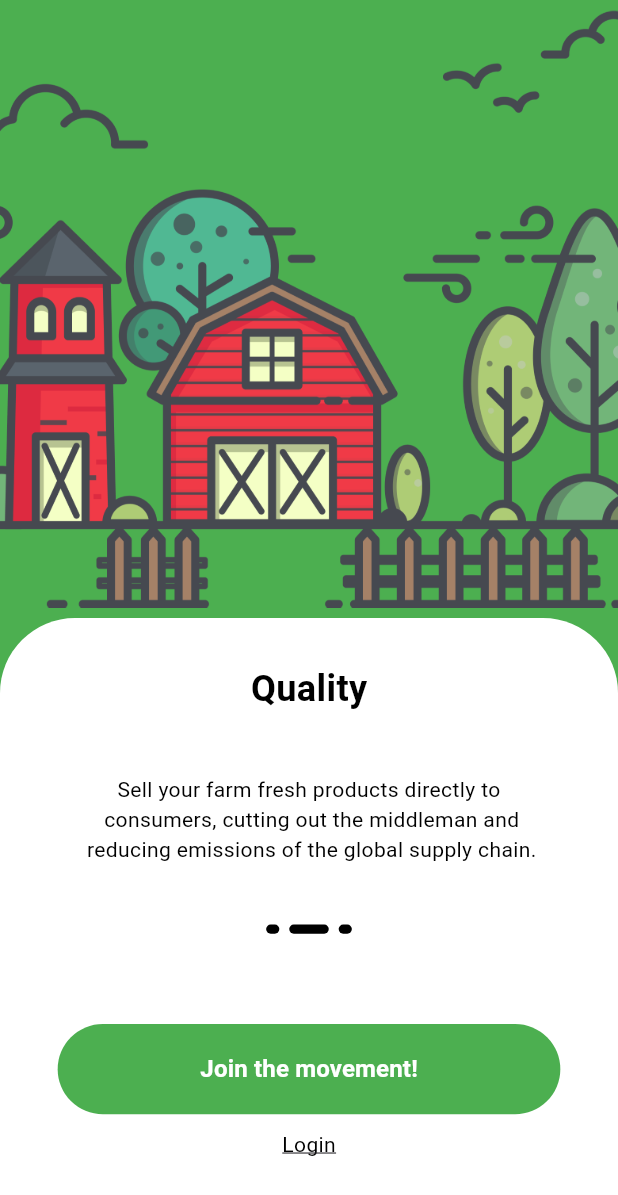
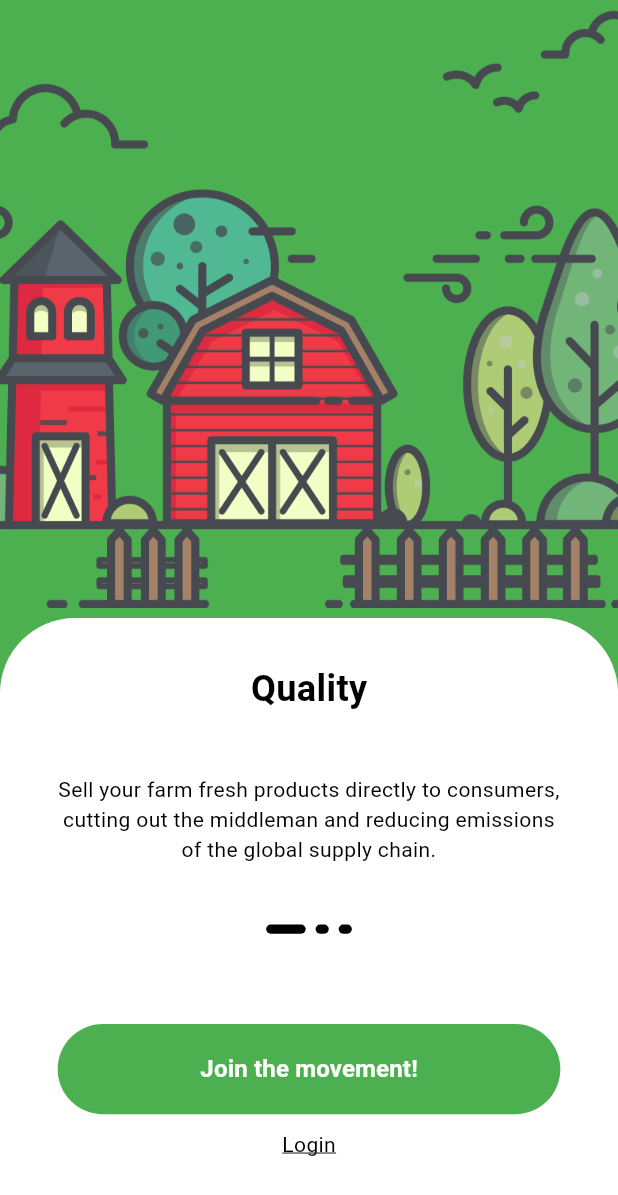
Before and after one commit to abdelrahman3003/farmerEats, a Flutter app: the screen it shows after launch, on a phone screen of 412 x 824 dp. Shown: the top 1195 px of the screen. Run offline on Flutter 3.47's test engine with Material 3 defaults, Android fonts, the phone set to English and light mode, and no system bars; our stand-ins replace bloc, dio, flutter_screenutil, freezed_annotation, get_it, pretty_dio_logger and 2 more; generated files the repository leaves out were written again.

Commit message:
change color in main them add animation in translation creat page route class add colors create 3 screen in onboarding

```diff
--- a/lib/core/constants/routes.dart
+++ b/lib/core/constants/routes.dart
@@ -1,7 +1,8 @@
 
 import 'package:flutter/material.dart';
 
-import '../../features/view/onboarding/onboarding_view.dart';
+import '../../features/onboarding/onboarding_view.dart';
+
 class Routes {
   static const String konboardingView = '/onboardingView';
   static const String ksinginView = '/singinView';
--- a/lib/core/theme/colors.dart
+++ b/lib/core/theme/colors.dart
@@ -1,14 +1,10 @@
 import 'package:flutter/material.dart';
 
 class AppColors {
-  static const Color primary = Color(0xff247CFF);
+  static const Color orange = Color(0xffF8C569);
   static const Color white = Colors.white;
   static const Color black = Colors.black;
   static const Color green = Colors.green;
   static const Color red = Colors.red;
-  static const Color grey = Color(0xff757575);
-  static const Color grey1 = Color(0xff757575);
-  static const Color grey2 = Color(0xffC2C2C2);
-  static const Color grey3 = Color(0xffEDEDED);
-  static const Color grey4 = Color(0xffF5F5F5);
+
 }
--- a/lib/core/theme/styles.dart
+++ b/lib/core/theme/styles.dart
@@ -14,31 +14,10 @@ class Styles {
     fontWeight: FontWeight.w400,
     color: AppColors.black,
   );
-  static TextStyle font32blueBold = TextStyle(
-    fontSize: 32.sp,
-    fontWeight: FontWeight.bold,
-    color: AppColors.primary,
-  );
-  static TextStyle font24blueBold = TextStyle(
-    fontSize: 24.sp,
-    fontWeight: FontWeight.bold,
-    color: AppColors.primary,
-  );
-  static TextStyle font14blue400w = TextStyle(
-    fontSize: 14.sp,
-    fontWeight: FontWeight.w400,
-    color: AppColors.primary,
-  );
-  static TextStyle font12greye400w = TextStyle(
-    fontSize: 12.sp,
-    fontWeight: FontWeight.w400,
-    color: AppColors.grey,
-  );
-  static TextStyle font14greye400w = TextStyle(
-    fontSize: 14.sp,
-    fontWeight: FontWeight.w400,
-    color: AppColors.grey1,
-  );
+
+
+
+
   static TextStyle font16whitew600 = TextStyle(
     fontSize: 16.sp,
     fontWeight: FontWeight.w600,
--- a/lib/farmerEates.dart
+++ b/lib/farmerEates.dart
@@ -21,11 +21,11 @@ class Farmereates extends StatelessWidget {
               theme: ThemeData(
                 checkboxTheme: CheckboxThemeData(
                   side: BorderSide(
-                      color: AppColors.grey2, // Border color
+                      color: AppColors.black, // Border color
                       width: 2.w // Border width
                       ),
                 ),
-                primaryColor: AppColors.primary,
+                primaryColor: AppColors.black,
                 scaffoldBackgroundColor: AppColors.white,
               ),
               onGenerateRoute: Routes.generateRoute,
--- /dev/null
+++ b/lib/features/onboarding/onboarding_view.dart
@@ -0,0 +1,12 @@
+import 'package:flutter/material.dart';
+
+import 'widget/onboarding_first.dart';
+
+class OnboardingView extends StatelessWidget {
+  const OnboardingView({super.key});
+
+  @override
+  Widget build(BuildContext context) {
+    return const OnboardingFirst();
+  }
+}
--- a/lib/features/view/onboarding/onboarding_view.dart
+++ b/lib/features/onboarding/widget/onboarding.dart
@@ -1,28 +1,39 @@
-import 'package:farmereats/core/theme/colors.dart';
-import 'package:farmereats/core/theme/styles.dart';
-import 'package:farmereats/core/theme/widget/app_button.dart';
-import 'package:farmereats/features/view/onboarding/widget/points.dart';
-import 'package:farmereats/gen/assets.gen.dart';
 import 'package:flutter/material.dart';
 import 'package:flutter_screenutil/flutter_screenutil.dart';
 
-class OnboardingView extends StatelessWidget {
-  const OnboardingView({super.key});
+import '../../../core/theme/colors.dart';
+import '../../../core/theme/styles.dart';
+import '../../../core/theme/widget/app_button.dart';
+import 'points.dart';
+
+class Onboarding extends StatelessWidget {
+  const Onboarding({
+    super.key,
+    required this.backgroundImage,
+    required this.title,
+    required this.subTitle,
+    required this.index,
+    required this.color,
+    this.onPressed,
+  });
+  final String backgroundImage;
+  final String title;
+  final String subTitle;
+  final int index;
+  final Color color;
+  final Function()? onPressed;
 
   @override
   Widget build(BuildContext context) {
     return Scaffold(
-      backgroundColor: AppColors.green,
+      backgroundColor: color,
       body: SafeArea(
         child: Column(
           children: [
             Container(
               height: MediaQuery.of(context).size.height / 2,
               decoration: BoxDecoration(
-                  image: DecorationImage(
-                      image: AssetImage(
-                Assets.images.qualityBackground.path,
-              ))),
+                  image: DecorationImage(image: AssetImage(backgroundImage))),
             ),
             Expanded(
               child: Container(
@@ -39,19 +50,23 @@ class OnboardingView extends StatelessWidget {
                     children: [
                       SizedBox(height: 30.h),
                       Text(
-                        "Quality",
+                        title,
                         style: Styles.font24black700w,
                       ),
                       SizedBox(height: 40.h),
                       Text(
-                        "Sell your farm fresh products directly to\n consumers, cutting out the middleman and\n reducing emissions of the global supply chain. ",
+                        subTitle,
                         style: Styles.font14black400w,
                         textAlign: TextAlign.center,
                       ),
                       SizedBox(height: 40.h),
-                      const Points(length: 3, selectedindex: 1),
+                       Points(length: 3, selectedindex: index),
                       SizedBox(height: 60.h),
-                      const AppButton(text: "Join the movement!"),
+                      AppButton(
+                        text: "Join the movement!",
+                        color: color,
+                        onPressed: onPressed,
+                      ),
                       SizedBox(height: 10.h),
                       Text(
                         "Login",
--- /dev/null
+++ b/lib/features/onboarding/widget/onboarding_first.dart
@@ -0,0 +1,29 @@
+import 'package:farmereats/core/class/navigator.dart';
+import 'package:farmereats/core/theme/colors.dart';
+import 'package:farmereats/features/onboarding/widget/onboarding.dart';
+import 'package:farmereats/features/onboarding/widget/onboarding_second.dart';
+import 'package:farmereats/gen/assets.gen.dart';
+import 'package:flutter/material.dart';
+
+class OnboardingFirst extends StatelessWidget {
+  const OnboardingFirst({super.key});
+
+  @override
+  Widget build(BuildContext context) {
+    return Scaffold(
+      body: SafeArea(
+        child: Onboarding(
+          backgroundImage: Assets.images.qualityBackground.path,
+          title: "Quality",
+          subTitle:
+              "Sell your farm fresh products directly to consumers, cutting out the middleman and reducing emissions of the global supply chain. ",
+          index: 0,
+          color: AppColors.green,
+          onPressed: () {
+            context.push(const OnboardingSecond());
+          },
+        ),
+      ),
+    );
+  }
+}
```
Also changed, not shown: lib/core/class/navigator.dart (+9 -3 lines), lib/core/class/pageRoute_builder.dart (added, +23 -0 lines), lib/core/theme/widget/app_textformfield.dart (+5 -5 lines), lib/features/onboarding/controller/cubit/onboarding_cubit.dart (added, +20 -0 lines), lib/features/onboarding/controller/cubit/onboarding_state.dart (added, +7 -0 lines), lib/features/onboarding/widget/onboarding_second.dart (added, +29 -0 lines), lib/features/onboarding/widget/onboarding_third.dart (added, +25 -0 lines), assets/images/Local.png (added), assets/images/convenient.png (added), lib/features/onboarding/controller/cubit/onboarding_cubit.freezed.dart (added), lib/features/onboarding/widget/points.dart (renamed from lib/features/view/onboarding/widget/points.dart).
